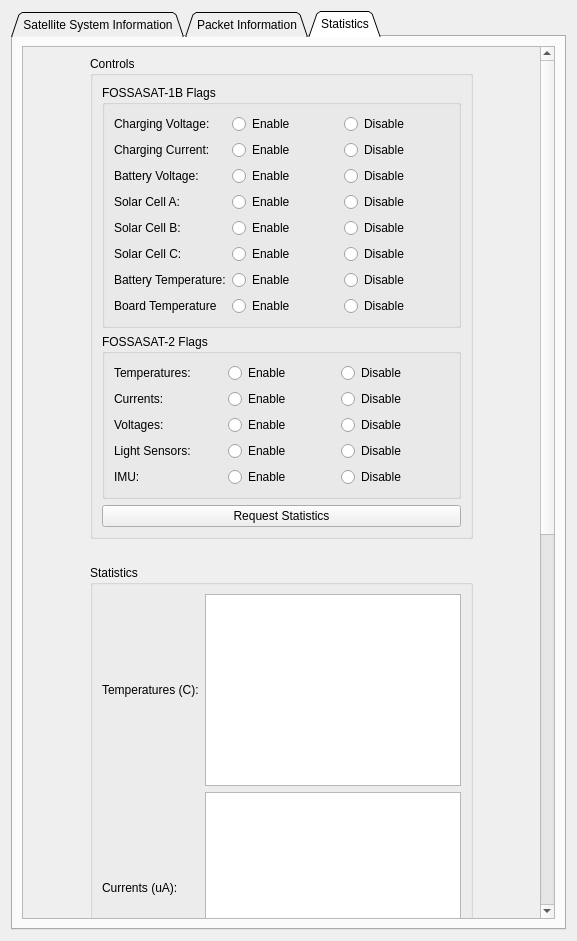
FOSSASystems/FOSSA-GroundStationControlPanel, file FOSSAGSCP/systeminformationpane.ui: the form before one commit.
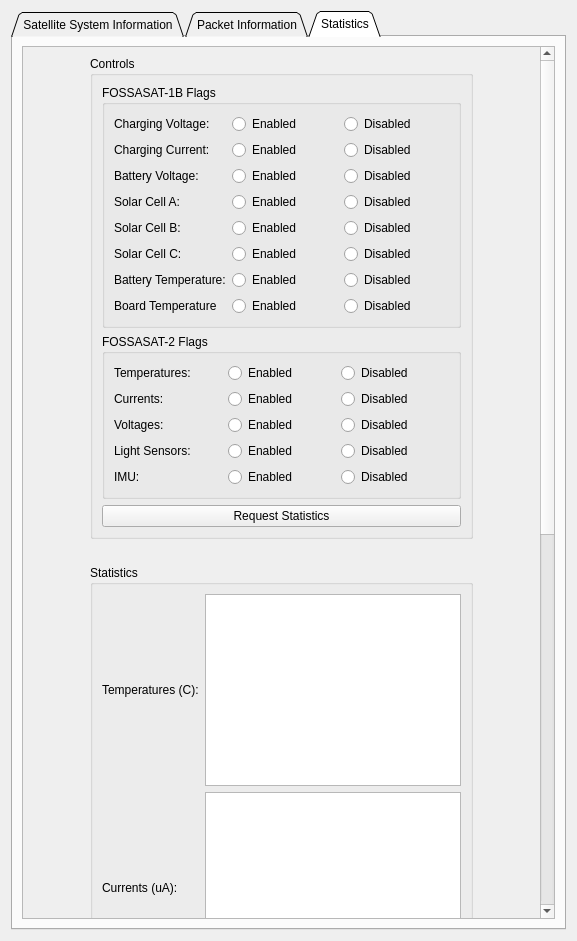
The form after the commit. The open tabs and pages were chosen to show the change.

Commit message: implemented RESP_STATISTICS to GUI elements

Diff of the .ui file:
```diff
--- a/FOSSAGSCP/systeminformationpane.ui
+++ b/FOSSAGSCP/systeminformationpane.ui
@@ -1773,7 +1773,7 @@
           <property name="geometry">
            <rect>
             <x>44</x>
-            <y>-59</y>
+            <y>0</y>
             <width>417</width>
             <height>1583</height>
            </rect>
@@ -1887,14 +1887,14 @@
                  <item row="1" column="1">
                   <widget class="QRadioButton" name="StatisticsControls_Flags_1B_ChargingCurrent_Enabled">
                    <property name="text">
-                    <string>Enable</string>
+                    <string>Enabled</string>
                    </property>
                   </widget>
                  </item>
                  <item row="2" column="1">
                   <widget class="QRadioButton" name="StatisticsControls_Flags_1B_BatteryVoltage_Enabled">
                    <property name="text">
-                    <string>Enable</string>
+                    <string>Enabled</string>
                    </property>
                   </widget>
                  </item>
@@ -1908,7 +1908,7 @@
                  <item row="5" column="1">
                   <widget class="QRadioButton" name="StatisticsControls_Flags_1B_SolarCellC_Enbled">
                    <property name="text">
-                    <string>Enable</string>
+                    <string>Enabled</string>
                    </property>
                   </widget>
                  </item>
@@ -1929,14 +1929,14 @@
                  <item row="4" column="1">
                   <widget class="QRadioButton" name="StatisticsControls_Flags_1B_SolarCellB_Enabled">
                    <property name="text">
-                    <string>Enable</string>
+                    <string>Enabled</string>
                    </property>
                   </widget>
                  </item>
                  <item row="6" column="1">
                   <widget class="QRadioButton" name="StatisticsControls_Flags_1B_BatteryTemperature_Enabled">
                    <property name="text">
-                    <string>Enable</string>
+                    <string>Enabled</string>
                    </property>
                   </widget>
                  </item>
@@ -1950,7 +1950,7 @@
                  <item row="3" column="1">
                   <widget class="QRadioButton" name="StatisticsControls_Flags_1B_SolarCellA_Enabled">
                    <property name="text">
-                    <string>Enable</string>
+                    <string>Enabled</string>
                    </property>
                   </widget>
                  </item>
@@ -1964,70 +1964,70 @@
                  <item row="7" column="1">
                   <widget class="QRadioButton" name="StatisticsControls_Flags_1B_BoardTemperature_Enabled">
                    <property name="text">
-                    <string>Enable</string>
+                    <string>Enabled</string>
                    </property>
                   </widget>
                  </item>
                  <item row="0" column="1">
                   <widget class="QRadioButton" name="StatisticsControls_Flags_1B_ChargingVoltage_Enable">
                    <property name="text">
-                    <string>Enable</string>
+                    <string>Enabled</string>
                    </property>
                   </widget>
                  </item>
                  <item row="0" column="2">
                   <widget class="QRadioButton" name="StatisticsControls_Flags_1B_ChargingVoltage_Disabled">
                    <property name="text">
-                    <string>Disable</string>
+                    <string>Disabled</string>
                    </property>
                   </widget>
                  </item>
                  <item row="1" column="2">
                   <widget class="QRadioButton" name="StatisticsControls_Flags_1B_ChargingCurrent_Disabled">
                    <property name="text">
-                    <string>Disable</string>
+                    <string>Disabled</string>
                    </property>
                   </widget>
                  </item>
                  <item row="2" column="2">
                   <widget class="QRadioButton" name="StatisticsControls_Flags_1B_BatteryVoltage_Disabled">
                    <property name="text">
-                    <string>Disable</string>
+                    <string>Disabled</string>
                    </property>
                   </widget>
                  </item>
                  <item row="3" column="2">
                   <widget class="QRadioButton" name="StatisticsControls_Flags_1B_SolarCellA_Disabled">
                    <property name="text">
-                    <string>Disable</string>
+                    <string>Disabled</string>
                    </property>
                   </widget>
                  </item>
                  <item row="4" column="2">
                   <widget class="QRadioButton" name="StatisticsControls_Flags_1B_SolarCellB_Disabled">
                    <property name="text">
-                    <string>Disable</string>
+                    <string>Disabled</string>
                    </property>
                   </widget>
                  </item>
                  <item row="5" column="2">
                   <widget class="QRadioButton" name="StatisticsControls_Flags_1B_SolarCellC_Disabled">
                    <property name="text">
-                    <string>Disable</string>
+                    <string>Disabled</string>
                    </property>
                   </widget>
                  </item>
                  <item row="6" column="2">
                   <widget class="QRadioButton" name="StatisticsControls_Flags_1B_BatteryTemperature_Disabled">
                    <property name="text">
-                    <string>Disable</string>
+                    <string>Disabled</string>
                    </property>
                   </widget>
                  </item>
                  <item row="7" column="2">
                   <widget class="QRadioButton" name="StatisticsControls_Flags_1B_BoardTemperature_Disabled">
                    <property name="text">
-                    <string>Disable</string>
+                    <string>Disabled</string>
                    </property>
                   </widget>
                  </item>
@@ -2057,7 +2057,7 @@
                  <item row="0" column="1">
                   <widget class="QRadioButton" name="StatisticsControls_Flags_2_Temperatures_Enabled">
                    <property name="text">
-                    <string>Enable</string>
+                    <string>Enabled</string>
                    </property>
                   </widget>
                  </item>
@@ -2085,63 +2085,63 @@
                  <item row="0" column="2">
                   <widget class="QRadioButton" name="StatisticsControls_Flags_2_Temperatures_Disabled">
                    <property name="text">
-                    <string>Disable</string>
+                    <string>Disabled</string>
                    </property>
                   </widget>
                  </item>
                  <item row="1" column="1">
                   <widget class="QRadioButton" name="StatisticsControls_Flags_2_Currents_Enabled">
                    <property name="text">
-                    <string>Enable</string>
+                    <string>Enabled</string>
                    </property>
                   </widget>
                  </item>
                  <item row="1" column="2">
                   <widget class="QRadioButton" name="StatisticsControls_Flags_2_Currents_Disabled">
                    <property name="text">
-                    <string>Disable</string>
+                    <string>Disabled</string>
                    </property>
                   </widget>
                  </item>
                  <item row="2" column="1">
                   <widget class="QRadioButton" name="StatisticsControls_Flags_2_Voltages_Enabled">
                    <property name="text">
-                    <string>Enable</string>
+                    <string>Enabled</string>
                    </property>
                   </widget>
                  </item>
                  <item row="2" column="2">
                   <widget class="QRadioButton" name="StatisticsControls_Flags_2_Voltages_Disabled">
                    <property name="text">
-                    <string>Disable</string>
+                    <string>Disabled</string>
                    </property>
                   </widget>
                  </item>
                  <item row="3" column="1">
                   <widget class="QRadioButton" name="StatisticsControls_Flags_2_LightSensors_Enabled">
                    <property name="text">
-                    <string>Enable</string>
+                    <string>Enabled</string>
                    </property>
                   </widget>
                  </item>
                  <item row="3" column="2">
                   <widget class="QRadioButton" name="StatisticsControls_Flags_2_LightSensors_Disabled">
                    <property name="text">
-                    <string>Disable</string>
+                    <string>Disabled</string>
                    </property>
                   </widget>
                  </item>
                  <item row="4" column="1">
                   <widget class="QRadioButton" name="StatisticsControls_Flags_2_IMU_Enabled">
                    <property name="text">
-                    <string>Enable</string>
+                    <string>Enabled</string>
                    </property>
                   </widget>
                  </item>
                  <item row="4" column="2">
                   <widget class="QRadioButton" name="StatisticsControls_Flags_2_IMU_Disabled">
                    <property name="text">
-                    <string>Disable</string>
+                    <string>Disabled</string>
                    </property>
                   </widget>
                  </item>
```
Left out of the diff: 14 changed lines with no effect on the pictures. The commit also changes 2 other files.
